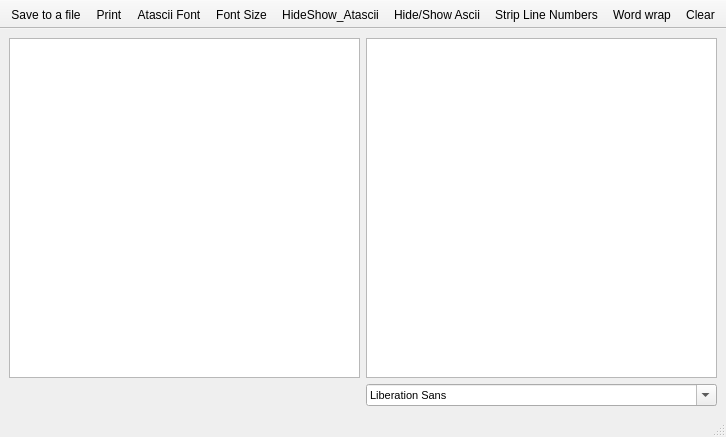
Old version of the form textprinterwindow.ui in the repository greblus/aspeqt.
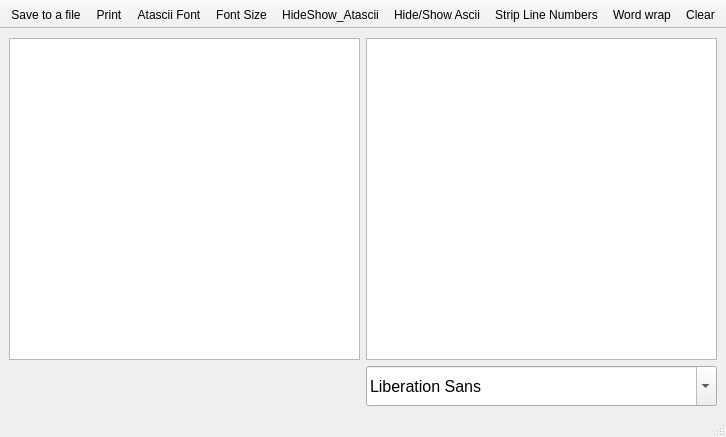
New version of the form. Icons and pictures are not drawn.

Diff of the .ui file:
```diff
--- a/textprinterwindow.ui
+++ b/textprinterwindow.ui
@@ -97,10 +97,16 @@
     </item>
     <item row="1" column="1">
      <widget class="QFontComboBox" name="asciiFontName">
+      <property name="minimumSize">
+       <size>
+        <width>0</width>
+        <height>40</height>
+       </size>
+      </property>
       <property name="font">
        <font>
         <family>MS Shell Dlg 2</family>
-        <pointsize>8</pointsize>
+        <pointsize>12</pointsize>
        </font>
       </property>
       <property name="currentFont">
```
Left out of the diff: 24 changed lines with no effect on the pictures.
